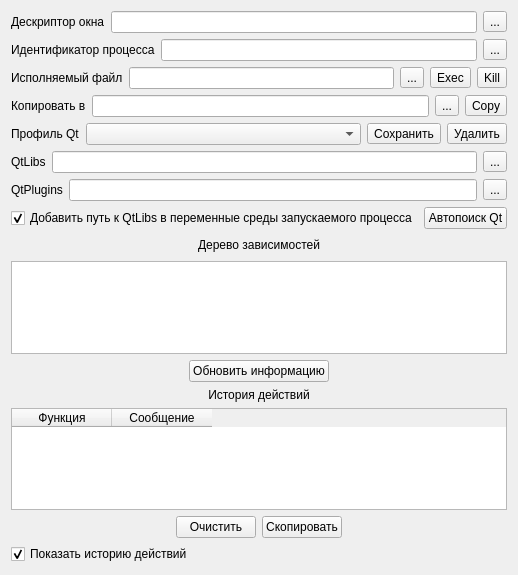
Above: mainwindow.ui from HardArchive/DLLCollector_recode before the change. Below: the same form after it.
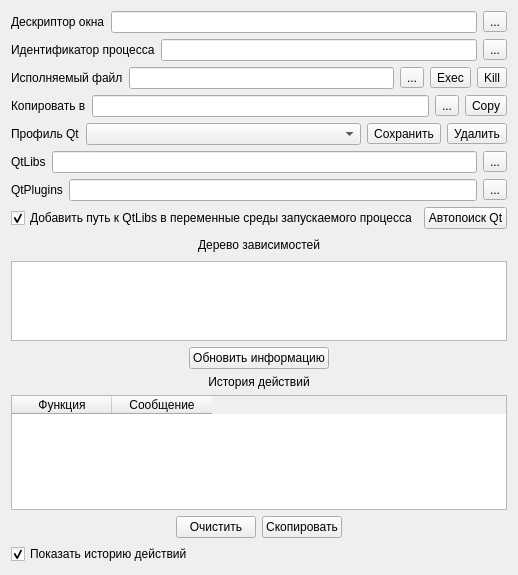
That is the form after the change.

Commit message: Обновление.

Diff of the .ui file:
```diff
--- a/mainwindow.ui
+++ b/mainwindow.ui
@@ -23,7 +23,7 @@
       <property name="minimumSize">
        <size>
         <width>0</width>
-        <height>150</height>
+        <height>163</height>
        </size>
       </property>
       <layout class="QGridLayout" name="gridLayout_4">
```
